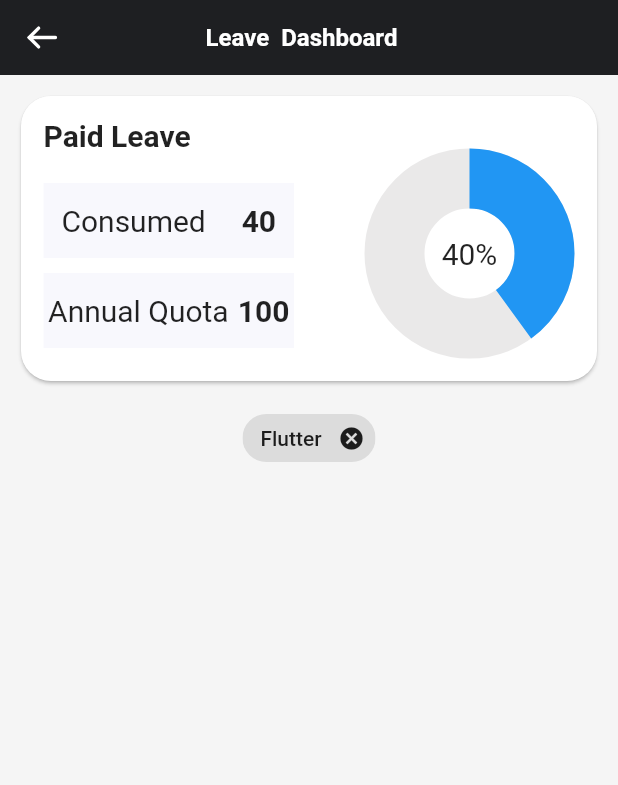
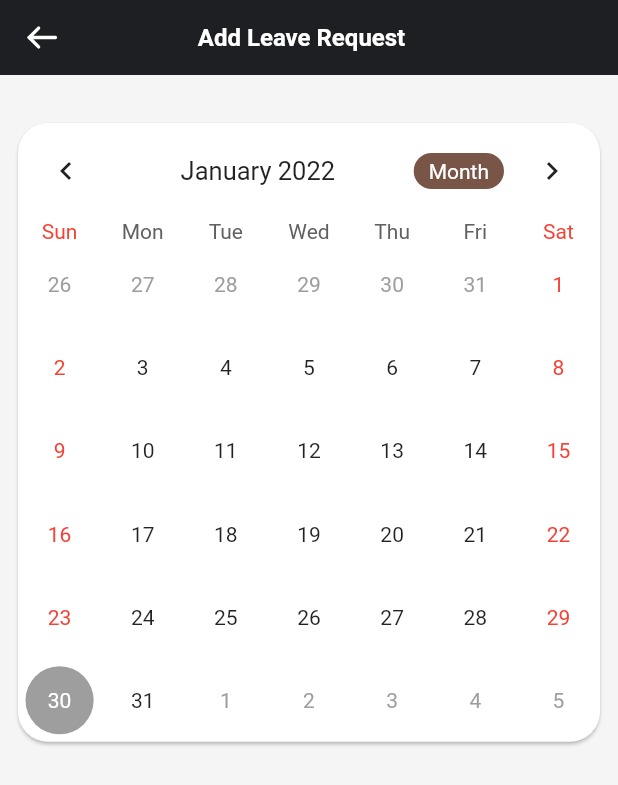
Before and after one commit to Pramodv784/HRMSFlutter, a Flutter app: the screen it shows after launch, on a phone screen of 412 x 824 dp. Shown: the top 785 px of the screen. Run offline on Flutter 3.47's test engine with Material 2 defaults, Android fonts, the light colour scheme and no system bars; drawn by our look-alikes of percent_indicator, table_calendar; our stand-ins replace connectivity, dio, equatable, flutter_bloc, flutter_chips_input, flutter_rating_bar and 6 more; missing offline and left inert: custom_check_box, matrix4_transform, simple_tooltip; accounts and stored records are empty; Roboto replaces fonts that are missing (Poppins).

Commit message:
add calender and input chip in leave page

```diff
--- /dev/null
+++ b/lib/add_leave_request/add_leave_request_page2.dart
@@ -0,0 +1,105 @@
+import 'package:flutter/material.dart';
+import 'package:hrms/res/AppColors.dart';
+import 'package:hrms/utility/Header.dart';
+import 'package:table_calendar/table_calendar.dart';
+class AddLeaveRequest2 extends StatefulWidget {
+  const AddLeaveRequest2({Key key}) : super(key: key);
+
+  @override
+  _AddLeaveRequest2State createState() => _AddLeaveRequest2State();
+}
+
+class _AddLeaveRequest2State extends State<AddLeaveRequest2> {
+  CalendarController _controller;
+
+  @override
+  void initState() {
+    _controller = CalendarController();
+    super.initState();
+  }
+  @override
+  Widget build(BuildContext context) {
+    return  Scaffold(
+      backgroundColor: AppColors.background,
+      body: SafeArea(
+
+      child: Column(
+      children: [
+      Expanded(
+      child: ListView(
+    children: [
+    Header(headerText: 'Add Leave Request',),
+      SizedBox(height: 20.0,),
+      Padding(
+        padding: const EdgeInsets.all(8.0),
+        child: Card(
+          shape: RoundedRectangleBorder(borderRadius: BorderRadius.circular(20.0)),
+          child: Column(
+            children: [
+              TableCalendar(
+
+                initialCalendarFormat: CalendarFormat.month,
+                calendarStyle: CalendarStyle(
+                    todayColor: Colors.blue,
+                    selectedColor: Theme.of(context).primaryColor,
+                    todayStyle: TextStyle(
+                        fontWeight: FontWeight.bold,
+                        fontSize: 22.0,
+                        color: Colors.white),
+
+                ),
+                headerStyle: HeaderStyle(
+                  centerHeaderTitle: true,
+                  formatButtonDecoration: BoxDecoration(
+                    color: Colors.brown,
+                    borderRadius: BorderRadius.circular(22.0),
+                  ),
+                  formatButtonTextStyle: TextStyle(color: Colors.white),
+                  formatButtonShowsNext: false,
+                ),
+
+
+                startingDayOfWeek: StartingDayOfWeek.sunday,
+               /* onDaySelected: (date, events) {
+                  print(date.toUtc());
+                },*/
+                builders: CalendarBuilders(
+
+
+                  selectedDayBuilder: (context, date, events) => Container(
+                      margin: const EdgeInsets.all(5.0),
+                      alignment: Alignment.center,
+                      decoration: BoxDecoration(
+                          color: Theme.of(context).primaryColor,
+                          borderRadius: BorderRadius.circular(50.0)),
+                      child: Text(
+                        date.day.toString(),
+                        style: TextStyle(color: Colors.white),
+                      )),
+                  todayDayBuilder: (context, date, events) => Container(
+                      margin: const EdgeInsets.all(5.0),
+                      alignment: Alignment.center,
+                      decoration: BoxDecoration(
+                          color: Color(0xFFFDC76F),
+                          borderRadius: BorderRadius.circular(50.0)),
+                      child: Text(
+                        date.day.toString(),
+                        style: TextStyle(color: Colors.white),
+                      )),
+                ),
+
+                calendarController: _controller,
+              )
+            ],
+          ),
+        ),
+      )
+
+    ]),
+    ),
+    ]),
+    ),
+    );
+
+  }
+}
--- a/lib/api_provider/endpoints.dart
+++ b/lib/api_provider/endpoints.dart
@@ -1,5 +1,5 @@
 class EndPoints{
-  static const String baseUrl = "http://2772-103-15-67-125.ngrok.io";
+  static const String baseUrl = "http://08b4-103-15-67-125.ngrok.io";
   static const String Login = baseUrl+"/api/userlogin/UserLogin";
   static const String GetAvgScore = baseUrl+"/api/project/MyTotalAvgScore";
   static const String GetFeedType = baseUrl+"/api/project/GetCategoryType";
--- a/lib/leave_request/leave_balance/leave_balance_page.dart
+++ b/lib/leave_request/leave_balance/leave_balance_page.dart
@@ -95,7 +95,6 @@ class _LeaveBalancePage extends State<LeaveBalancePage>
                    backgroundColor: AppColors.grey,
                    animateFromLastPercent: true,
                    circularStrokeCap: CircularStrokeCap.butt,
-
                  ),
                ),
              )
--- a/lib/main.dart
+++ b/lib/main.dart
@@ -13,6 +13,8 @@ import 'package:hrms/res/Screens.dart';
 
 import 'package:hrms/user/AuthUser.dart';
 import 'package:provider/provider.dart';
+import 'add_leave_request/add_leave_request_page.dart';
+import 'add_leave_request/add_leave_request_page2.dart';
 import 'drawer/BaseProvider.dart';
 import 'drawer/rev_drawer.dart';
 
@@ -113,7 +115,7 @@ class _ScreenState extends State<MyApp> {
         },
         home:
        //checkAuthUser(widget?.isLoggedIn)
-        LeaveBalancePage()
+        AddLeaveRequest2()
         //AddFeedback()
         );
   }
--- a/lib/res/Images.dart
+++ b/lib/res/Images.dart
@@ -35,4 +35,5 @@ class Images {
   static const PasswordEyeClose = base + 'ic_password_eye_closed.png';
   static const PasswordEyeOpen = base + 'ic_password_eye_open.png';
   static const NotificationIcon = base + 'ic_notificationIcon.svg';
+  static const DateIcon = base + 'ic_date.png';
 }
--- a/pubspec.yaml
+++ b/pubspec.yaml
@@ -56,6 +56,8 @@ dependencies:
   image_picker: 0.8.4+1
   percent_indicator: ^4.0.0
   simple_tooltip: ^1.0.0
+  flutter_chips_input: ^1.10.0
+  table_calendar: ^2.1.0
 
   # The following adds the Cupertino Icons font to your application.
   # Use with the CupertinoIcons class for iOS style icons.
```
Also changed, not shown: lib/add_leave_request/add_leave_request_page.dart (added, +454 -0 lines), lib/leave_request/model/ProfileModel.dart (added, +14 -0 lines), assets/image/ic_date.png (added), pubspec.lock.
